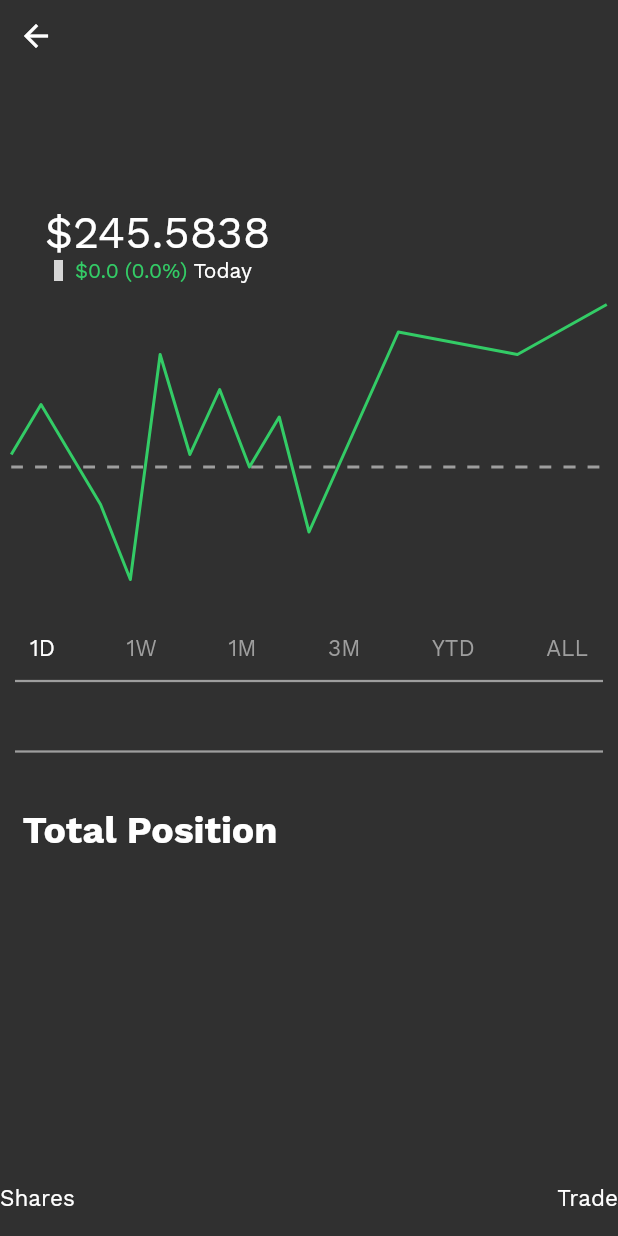
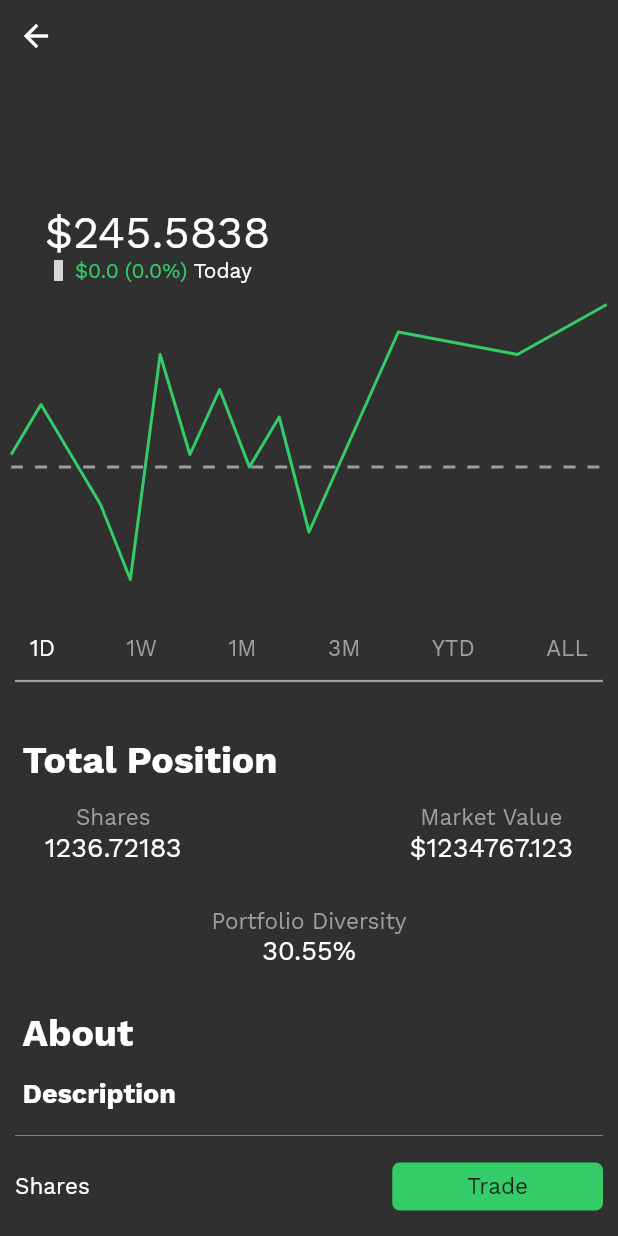
Before and after one commit to rbrunney/InvestEd, a Flutter app: the BasicStockInfo screen opened directly, on a phone screen of 412 x 824 dp. Run offline on Flutter 3.47's test engine with Material 2 defaults, Android fonts, the phone set to English and light mode, and no system bars; drawn by our look-alikes of fl_chart; our stand-ins replace flutter_vector_icons, page_transition; grey boxes are pictures that could not be loaded.

Commit message:
Worked in Basic Stock Info Page
Got the Trade bar up and going, working on adding the supporting details for the rest of the stock and then should be able to move on!

```diff
--- a/InvestEd/Front End/invested/lib/pages/stock/basic_stock_info.dart
+++ b/InvestEd/Front End/invested/lib/pages/stock/basic_stock_info.dart
@@ -1,5 +1,7 @@
 import 'package:fl_chart/fl_chart.dart';
 import 'package:flutter/material.dart';
+import 'package:invested/pages/stock/bottom_trade_bar.dart';
+import 'package:invested/pages/stock/total_position.dart';
 import 'package:invested/util/custom_divider.dart';
 import 'package:invested/util/custom_text.dart';
 import 'package:invested/util/page_title.dart';
@@ -87,47 +89,30 @@ class _BasicStockInfoState extends State<BasicStockInfo> {
                       ),
                       PeriodChoicePicker(),
                       const CustomDivider(),
+                      const TotalPosition(),
+                      PageTitle(
+                        title: "About ${widget.ticker}",
+                        fontSize: 25,
+                      ),
+                      const PageTitle(
+                        title: 'Description',
+                        fontSize: 18,
+                      ),
                       CustomText(
-                        topMargin: 5,
-                        bottomMargin: 5,
+                        leftMargin: 15,
+                        rightMargin: 15,
+                        bottomMargin: 15,
+                        text: '     Microsoft develops and licenses consumer and enterprise software. It is known for its Windows operating systems and Office productivity suite. The company is organized into three equally sized broad segments: productivity and business processes (legacy Microsoft Office, cloud-based Office 365, Exchange, SharePoint, Skype, LinkedIn, Dynamics), intelligence cloud (infrastructure- and platform-as-a-service offerings Azure, Windows Server OS, SQL Server), and more personal computing (Windows Client, Xbox, Bing search, display advertising, and Surface laptops, tablets, and desktops).',
+                      ),
+                      const PageTitle(
+                        title: 'Stats',
                         fontSize: 18,
-                        text: widget.companyName,
-                        alignment: Alignment.center,
-                      ),
-                      const CustomDivider(),
-                      Container(
-                        margin: const EdgeInsets.only(top: 30),
-                        child: const PageTitle(
-                          title: "Total Position",
-                          fontSize: 25,
-                        ),
                       ),
                     ],
                   )
               )
             ),
-            SizedBox(
-              height: 50,
-              width: MediaQuery.of(context).size.width,
-              child: Container(
-                alignment: Alignment.bottomCenter,
-                child: Row(
-                  children: [
-
-                    CustomText(
-                      text: "Shares",
-                    ),
-                    const Spacer(),
-                    InkWell(
-                      onTap: () {},
-                      child: CustomText(
-                        text: "Trade",
-                      )
-                    )
-                  ],
-                ),
-              ),
-            )
+            const BottomTradeBar()
           ],
         )
       )
--- /dev/null
+++ b/InvestEd/Front End/invested/lib/pages/stock/bottom_trade_bar.dart
@@ -0,0 +1,51 @@
+import 'package:flutter/material.dart';
+
+import '../../util/global_styling.dart' as global_styling;
+import '../../util/custom_divider.dart';
+import '../../util/custom_text.dart';
+
+class BottomTradeBar extends StatelessWidget {
+  const BottomTradeBar({Key? key}) : super(key: key);
+
+  @override
+  Widget build(BuildContext context) {
+    return SizedBox(
+      height: 75,
+      width: MediaQuery.of(context).size.width,
+      child: Container(
+          alignment: Alignment.bottomCenter,
+          child: Column(
+            children: [
+              const CustomDivider(thickness: 0.5),
+              Container(
+                margin: const EdgeInsets.symmetric(horizontal: 10),
+                child: Row(
+                  children: [
+                    CustomText(
+                      text: "Shares",
+                    ),
+                    const Spacer(),
+                    Container(
+                        margin: const EdgeInsets.symmetric(vertical: 10),
+                        padding: const EdgeInsets.symmetric(vertical: 7, horizontal: 50),
+                        decoration: BoxDecoration(
+                            color: Color(global_styling.LOGO_COLOR),
+                            borderRadius: BorderRadius.circular(5)
+                        ),
+                        child: InkWell(
+                            onTap: () {},
+                            child: CustomText(
+                              text: "Trade",
+                              color: Color(global_styling.GREY_LOGO_COLOR),
+                            )
+                        )
+                    ),
+                  ],
+                ),
+              )
+            ],
+          )
+      ),
+    );
+  }
+}
--- /dev/null
+++ b/InvestEd/Front End/invested/lib/pages/stock/total_position.dart
@@ -0,0 +1,74 @@
+import 'package:flutter/material.dart';
+
+import '../../util/custom_text.dart';
+import '../../util/page_title.dart';
+
+class TotalPosition extends StatelessWidget {
+  const TotalPosition({Key? key}) : super(key: key);
+
+  @override
+  Widget build(BuildContext context) {
+    return Column(
+      children: [
+        Container(
+          margin: const EdgeInsets.only(top: 30),
+          child: const PageTitle(
+            title: "Total Position",
+            fontSize: 25,
+          ),
+        ),
+        Container(
+          margin: const EdgeInsets.symmetric(horizontal: 30),
+          alignment: Alignment.center,
+          child: Row(
+            children: [
+              Column(
+                children: [
+                  CustomText(
+                    text: "Shares",
+                    color: Colors.grey,
+                    fontSize: 15,
+                  ),
+                  CustomText(
+                    text: "1236.72183",
+                    fontSize: 18,
+                  )
+                ],
+              ),
+              const Spacer(),
+              Column(
+                children: [
+                  CustomText(
+                    text: "Market Value",
+                    color: Colors.grey,
+                    fontSize: 15,
+                  ),
+                  CustomText(
+                    text: "\$1234767.123",
+                    fontSize: 18,
+                  )
+                ],
+              )
+            ],
+          ),
+        ),
+        Column(
+          mainAxisAlignment: MainAxisAlignment.start,
+          children: [
+            CustomText(
+              topMargin: 30,
+              text: "Portfolio Diversity",
+              color: Colors.grey,
+              fontSize: 15,
+            ),
+            CustomText(
+              text: "30.55%",
+              fontSize: 18,
+              bottomMargin: 30,
+            )
+          ],
+        )
+      ],
+    );
+  }
+}
```
